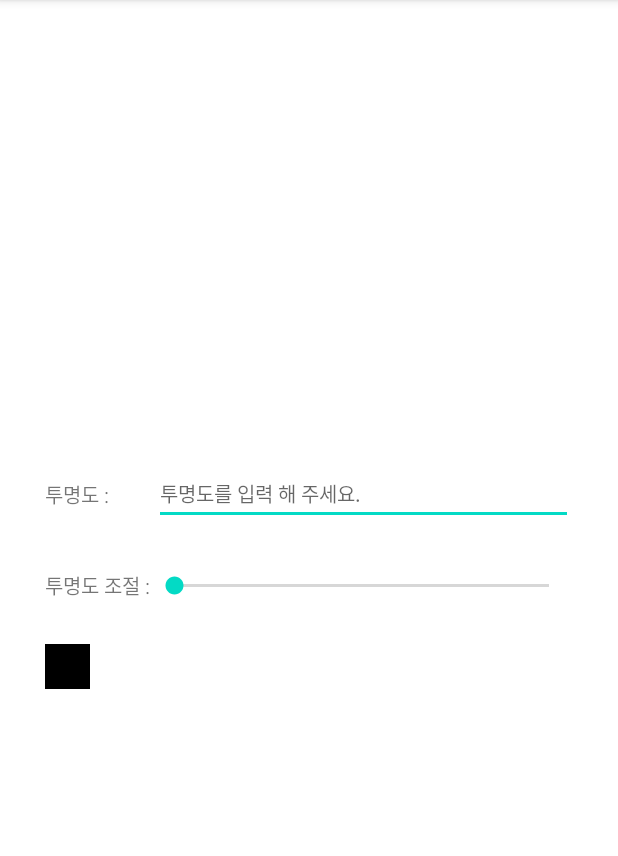
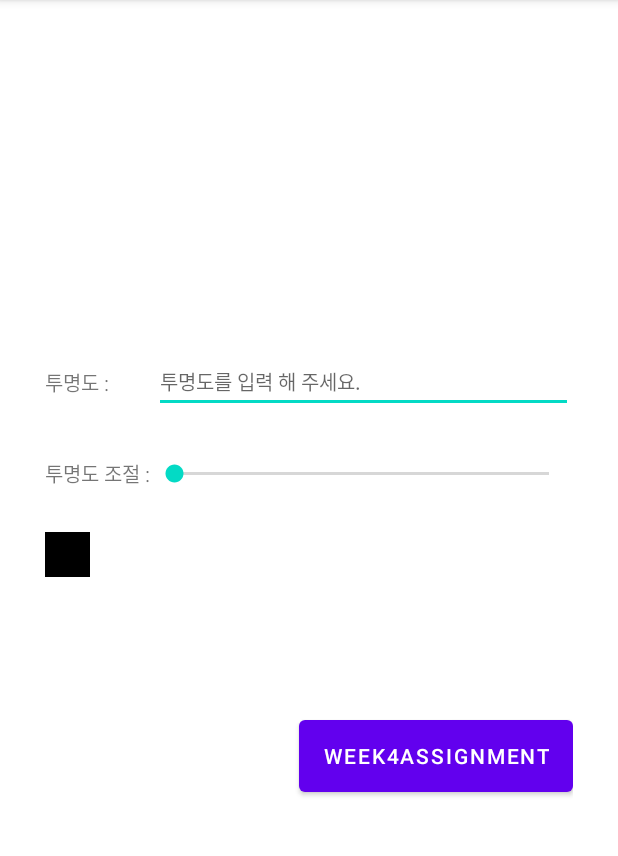
Before and after one commit to kangraemin/RxJavaStudy, an Android app: the screen it shows after launch (ObserverPatternActivity), on a phone screen of 412 x 824 dp, the part 84-940 px from its top. Run offline under Robolectric (Android 15) with nearby library versions, the phone set to English and light mode, and no system bars.

Commit message:
4주차 과제

```diff
--- a/RxKotlin/app/build.gradle
+++ b/RxKotlin/app/build.gradle
@@ -37,6 +37,7 @@ dependencies {
     implementation 'androidx.appcompat:appcompat:1.4.1'
     implementation 'com.google.android.material:material:1.6.0'
     implementation 'androidx.constraintlayout:constraintlayout:2.1.3'
+    implementation "io.reactivex.rxjava2:rxkotlin:2.4.0"
     testImplementation 'junit:junit:4.13.2'
     androidTestImplementation 'androidx.test.ext:junit:1.1.3'
     androidTestImplementation 'androidx.test.espresso:espresso-core:3.4.0'
--- a/RxKotlin/app/src/main/AndroidManifest.xml
+++ b/RxKotlin/app/src/main/AndroidManifest.xml
@@ -22,6 +22,8 @@
                 <category android:name="android.intent.category.LAUNCHER" />
             </intent-filter>
         </activity>
+
+        <activity android:name=".com.Week4Assignment"/>
     </application>
 
 </manifest>
--- a/RxKotlin/app/src/main/java/com/example/rxkotlin/oberserverpattern/ObserverPatternActivity.kt
+++ b/RxKotlin/app/src/main/java/com/example/rxkotlin/oberserverpattern/ObserverPatternActivity.kt
@@ -1,12 +1,17 @@
 package com.example.rxjavalecture.observerpattern.oberserverpattern
 
+import android.content.Intent
 import android.os.Bundle
+import android.view.View
+import android.widget.Button
 import androidx.appcompat.app.AppCompatActivity
 import com.example.rxjavalecture.observerpattern.oberserverpattern.customui.PercentEditText
 import com.example.rxjavalecture.observerpattern.oberserverpattern.customui.PercentImageView
 import com.example.rxjavalecture.observerpattern.oberserverpattern.customui.PercentSeekBar
 import com.example.rxjavalecture.observerpattern.oberserverpattern.customui.PercentTextView
 import com.example.rxkotlin.R
+import com.example.rxkotlin.com.Week4Assignment
+import java.nio.channels.InterruptedByTimeoutException
 
 class ObserverPatternActivity : AppCompatActivity() {
 
@@ -14,6 +19,7 @@ class ObserverPatternActivity : AppCompatActivity() {
     private lateinit var sbPercent: PercentSeekBar
     private lateinit var tvPercent: PercentTextView
     private lateinit var imgOpacityResult: PercentImageView
+    private lateinit var week4Assignment_btn : Button
 
     override fun onCreate(savedInstanceState: Bundle?) {
         super.onCreate(savedInstanceState)
@@ -23,7 +29,18 @@ class ObserverPatternActivity : AppCompatActivity() {
         sbPercent = findViewById(R.id.sb_percent)
         tvPercent = findViewById(R.id.tv_percent)
         imgOpacityResult = findViewById(R.id.img_opacity_result)
+        week4Assignment_btn = findViewById(R.id.Week4Assignment_btn)
+        week4Assignment_btn.setOnClickListener{goToweek4Assignment()}
+
+
     }
+
+    private fun goToweek4Assignment() {
+        val goToweek4AssignmentIntent : Intent = Intent(this,Week4Assignment::class.java)
+        startActivity(goToweek4AssignmentIntent)
+        finish()
+    }
+
 
     companion object {
         val progressSubject = RxKotlinSubject<Int>()
--- a/RxKotlin/app/src/main/res/layout/activity_observer_pattern.xml
+++ b/RxKotlin/app/src/main/res/layout/activity_observer_pattern.xml
@@ -7,7 +7,7 @@
 
     <androidx.constraintlayout.widget.ConstraintLayout
         android:layout_width="match_parent"
-        android:layout_height="wrap_content"
+        android:layout_height="300dp"
         android:layout_gravity="center_vertical"
         android:paddingStart="30dp"
         android:paddingEnd="30dp">
@@ -72,6 +72,17 @@
             app:layout_constraintStart_toEndOf="@id/img_opacity_result"
             app:layout_constraintTop_toTopOf="@id/img_opacity_result" />
 
+
+        <Button
+            android:id="@+id/Week4Assignment_btn"
+            android:layout_width="wrap_content"
+            android:layout_height="60dp"
+            android:text="Week4Assignment"
+            app:layout_constraintBottom_toBottomOf="parent"
+            app:layout_constraintEnd_toEndOf="parent" />
     </androidx.constraintlayout.widget.ConstraintLayout>
 
+
+
+
 </FrameLayout>
```
Also changed, not shown: RxKotlin/app/src/main/java/com/example/rxkotlin/oberserverpattern/Week4Assignment.kt (added, +67 -0 lines), RxKotlin/app/src/main/res/layout/activity_week_4_assignment.xml (added, +29 -0 lines).
